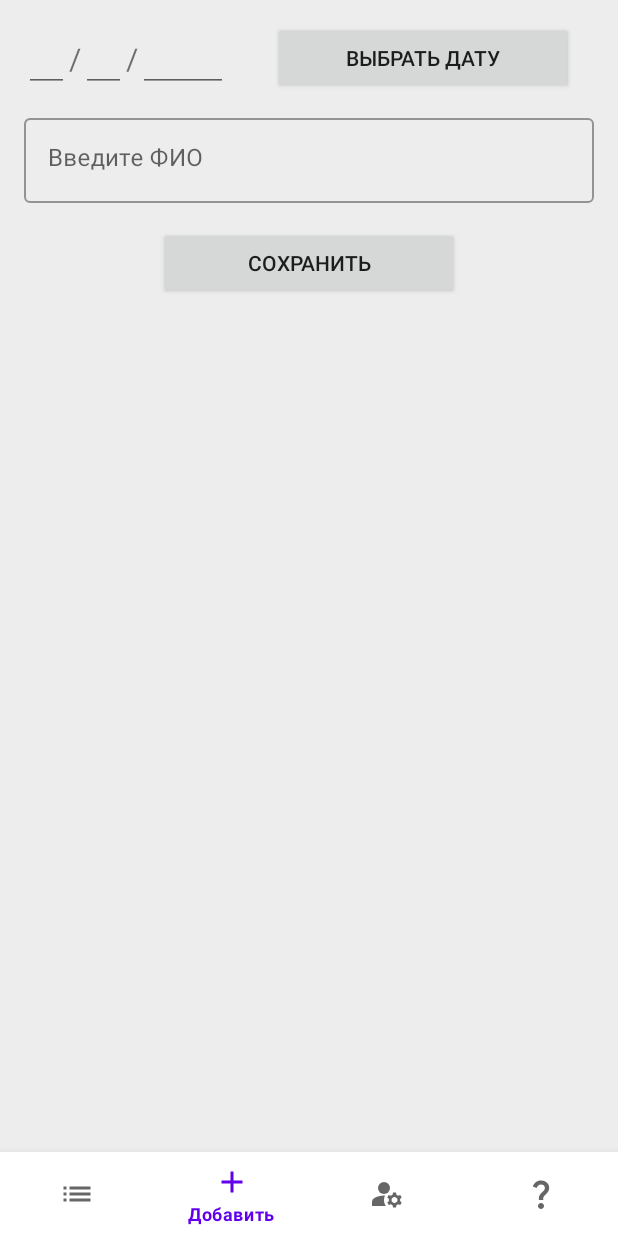
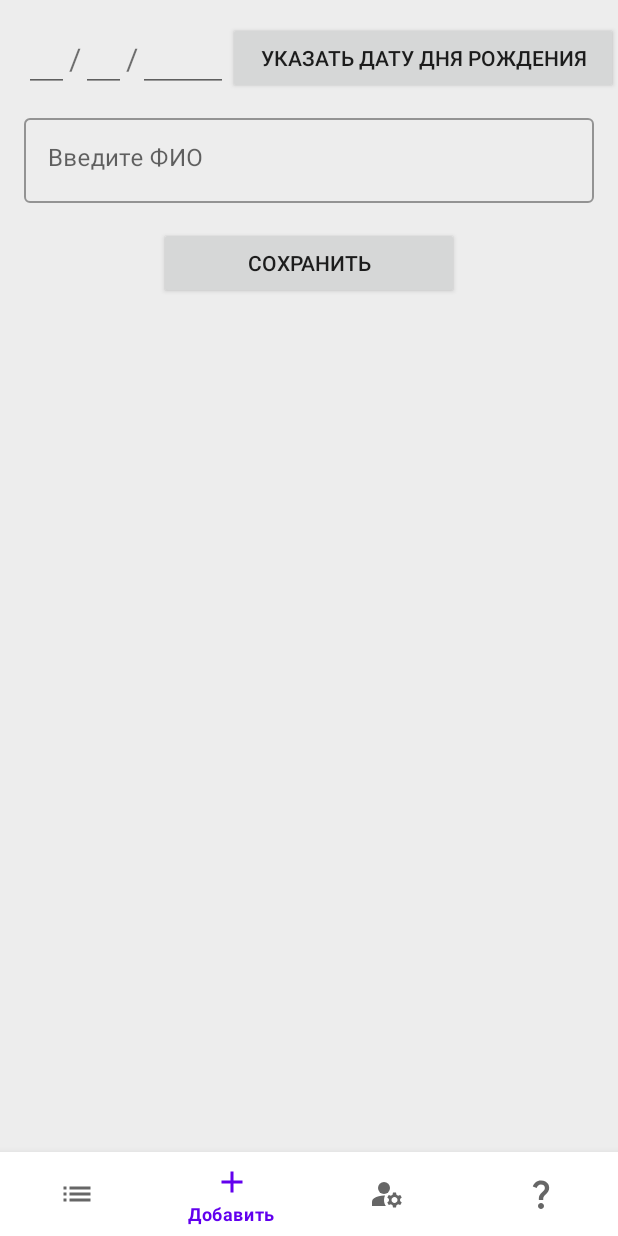
Before and after one commit to StepanWxW/HappyBirthday, an Android app: the AddFragment screen opened through its navigation route, on a phone screen of 412 x 824 dp. Run offline under Robolectric (Android 15) with nearby library versions, the phone set to English and light mode, and no system bars; our stand-ins replace Firebase (no records; nobody signed in at launch, a user with empty details on screens opened directly), navigation-ui.

Commit message:
change button text

```diff
--- a/app/src/main/res/layout/fragment_add.xml
+++ b/app/src/main/res/layout/fragment_add.xml
@@ -74,9 +74,9 @@
 
         <androidx.appcompat.widget.AppCompatButton
             android:id="@+id/change_date"
-            android:layout_width="200dp"
+            android:layout_width="0dp"
             android:layout_height="wrap_content"
-            android:text="Выбрать дату"
+            android:text="Указать дату дня рождения"
             app:layout_constraintBottom_toBottomOf="@+id/year"
             app:layout_constraintEnd_toEndOf="parent"
             app:layout_constraintStart_toEndOf="@+id/year"
--- a/app/src/main/res/layout/fragment_user.xml
+++ b/app/src/main/res/layout/fragment_user.xml
@@ -82,7 +82,7 @@
             android:layout_height="40dp"
             android:layout_marginTop="182dp"
             android:background="@drawable/rounded_button"
-            android:text="Выйти"
+            android:text="Сменить пользователя"
             android:textColor="@color/white"
             app:layout_constraintEnd_toEndOf="parent"
             app:layout_constraintHorizontal_bias="0.496"
```
